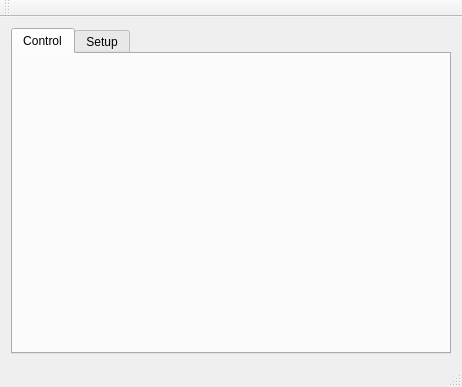
angelvmx/vfp, file View/mainview.ui: the form before one commit.
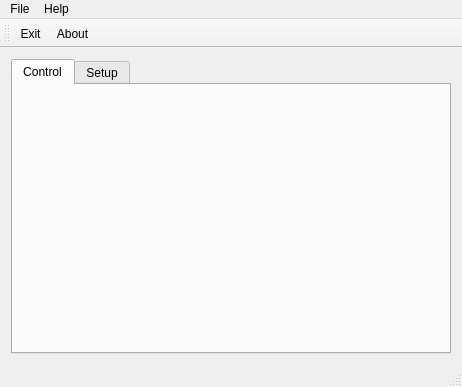
The form after the commit. Icons and pictures are not drawn.

Commit message: 9 Menus Toolbars and the Action Editor

```diff
--- a/View/mainview.ui
+++ b/View/mainview.ui
@@ -65,16 +65,53 @@
      <height>23</height>
     </rect>
    </property>
+   <widget class="QMenu" name="menuFile">
+    <property name="title">
+     <string>File</string>
+    </property>
+    <addaction name="action_Exit"/>
+   </widget>
+   <widget class="QMenu" name="menuHelp">
+    <property name="title">
+     <string>Help</string>
+    </property>
+    <addaction name="action_About"/>
+   </widget>
+   <addaction name="menuFile"/>
+   <addaction name="menuHelp"/>
   </widget>
   <widget class="QToolBar" name="mainToolBar">
+   <property name="toolButtonStyle">
+    <enum>Qt::ToolButtonTextUnderIcon</enum>
+   </property>
    <attribute name="toolBarArea">
     <enum>TopToolBarArea</enum>
    </attribute>
    <attribute name="toolBarBreak">
     <bool>false</bool>
    </attribute>
+   <addaction name="action_Exit"/>
+   <addaction name="action_About"/>
   </widget>
   <widget class="QStatusBar" name="statusBar"/>
+  <action name="action_Exit">
+   <property name="icon">
+    <iconset resource="../VfpResources.qrc">
+     <normaloff>:/root/Images/Exit.png</normaloff>:/root/Images/Exit.png</iconset>
+   </property>
+   <property name="text">
+    <string>&amp;Exit</string>
+   </property>
+  </action>
+  <action name="action_About">
+   <property name="icon">
+    <iconset resource="../VfpResources.qrc">
+     <normaloff>:/root/Images/About.png</normaloff>:/root/Images/About.png</iconset>
+   </property>
+   <property name="text">
+    <string>&amp;About</string>
+   </property>
+  </action>
  </widget>
  <layoutdefault spacing="6" margin="11"/>
  <resources>
```
The commit also changes 6 other files.
